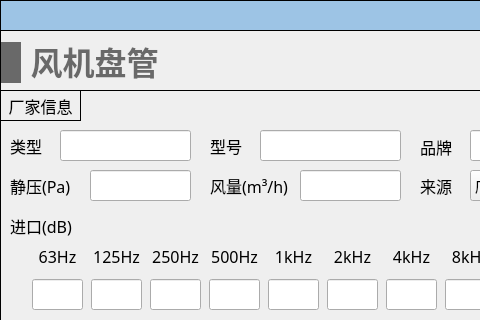
First picture: the form in NoiseCalSoft/inputDialog/dialog_fancoil.ui, repository haobana/NoiCal, before the edit; both pictures show x 0 to 480 and y 0 to 320 of the 611 by 481 pixel window.
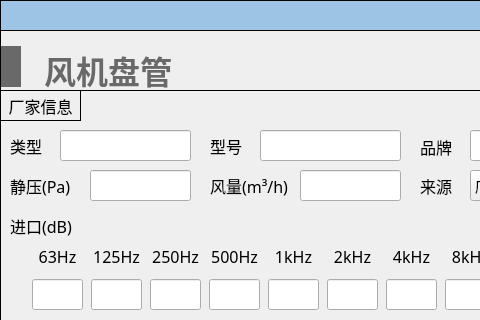
Second picture: the form after the edit. Icons and pictures are not drawn.

The edit to the form file:
```diff
--- a/NoiseCalSoft/inputDialog/dialog_fancoil.ui
+++ b/NoiseCalSoft/inputDialog/dialog_fancoil.ui
@@ -1486,8 +1486,8 @@
      <rect>
       <x>1</x>
       <y>10</y>
-      <width>161</width>
-      <height>45</height>
+      <width>188</width>
+      <height>54</height>
      </rect>
     </property>
     <layout class="QHBoxLayout" name="horizontalLayout_16">
@@ -1522,6 +1522,7 @@
         <font>
          <family>Microsoft YaHei</family>
          <pointsize>24</pointsize>
+         <weight>75</weight>
          <bold>true</bold>
         </font>
        </property>
```
Left out of the diff: 28 changed lines with no effect on the pictures.
